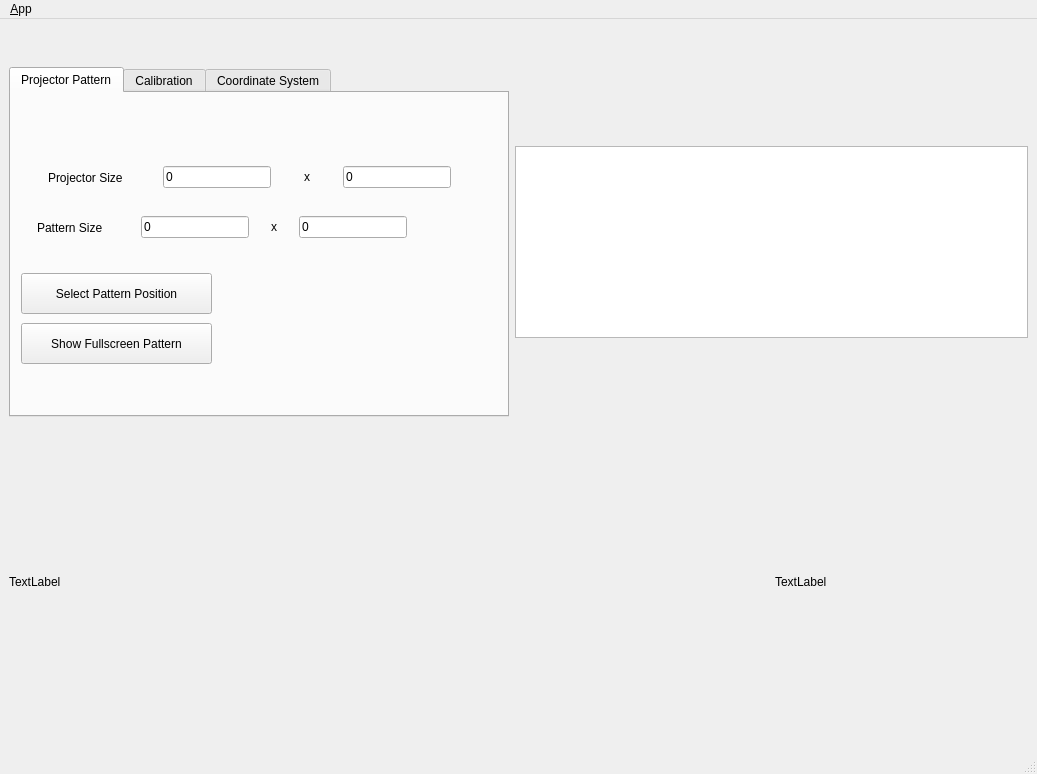
The window that ui/main_window.ui (NikolasE/projector_calibration) describes before a commit, drawn with Qt 5.
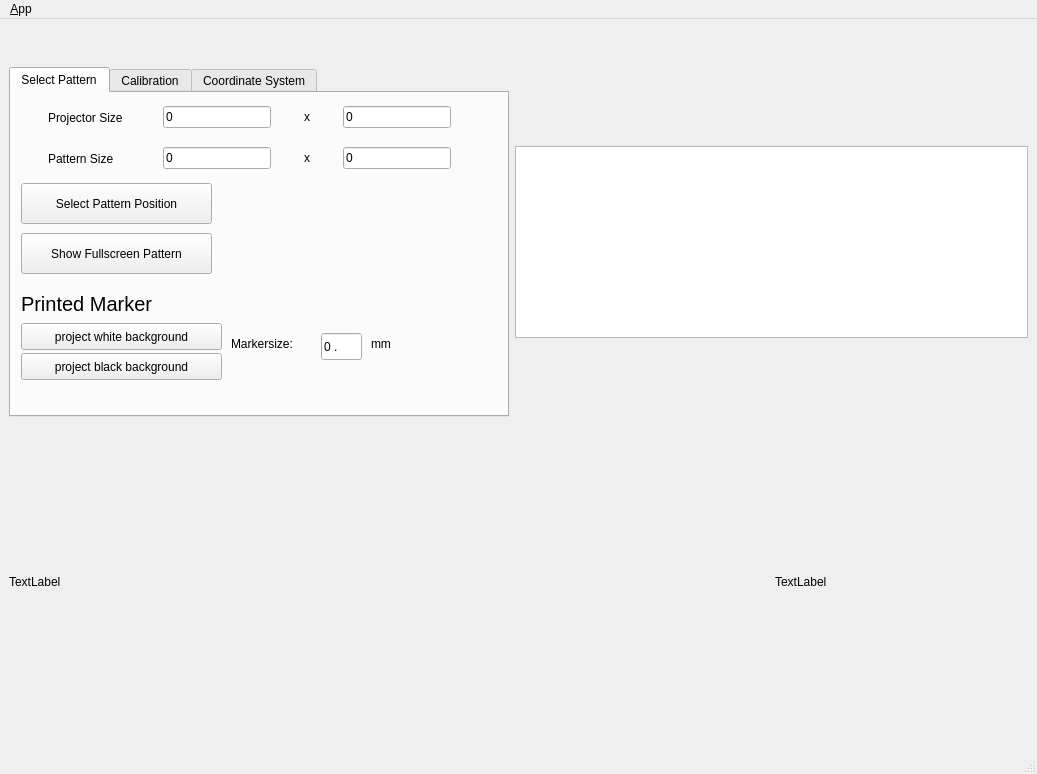
The same window after the commit. Icons and pictures are not drawn.

Commit message: added buttons to set projector to black or white and label so set the size of the printed markersquares

Diff of the .ui file:
```diff
--- a/ui/main_window.ui
+++ b/ui/main_window.ui
@@ -71,13 +71,13 @@
       </property>
       <widget class="QWidget" name="tab">
        <attribute name="title">
-        <string>Projector Pattern</string>
+        <string>Select Pattern</string>
        </attribute>
        <widget class="QPushButton" name="pushButton">
         <property name="geometry">
          <rect>
           <x>10</x>
-          <y>230</y>
+          <y>140</y>
           <width>191</width>
           <height>41</height>
          </rect>
@@ -90,7 +90,7 @@
         <property name="geometry">
          <rect>
           <x>10</x>
-          <y>180</y>
+          <y>90</y>
           <width>191</width>
           <height>41</height>
          </rect>
@@ -103,7 +103,7 @@
         <property name="geometry">
          <rect>
           <x>10</x>
-          <y>70</y>
+          <y>10</y>
           <width>461</width>
           <height>29</height>
          </rect>
@@ -188,9 +188,9 @@
         <property name="geometry">
          <rect>
           <x>10</x>
-          <y>120</y>
-          <width>403</width>
-          <height>29</height>
+          <y>50</y>
+          <width>461</width>
+          <height>31</height>
          </rect>
         </property>
         <layout class="QHBoxLayout" name="horizontalLayout">
@@ -269,6 +269,92 @@
          </item>
         </layout>
        </widget>
+       <widget class="QPushButton" name="pushButton_10">
+        <property name="geometry">
+         <rect>
+          <x>10</x>
+          <y>230</y>
+          <width>201</width>
+          <height>27</height>
+         </rect>
+        </property>
+        <property name="text">
+         <string>project white background</string>
+        </property>
+       </widget>
+       <widget class="QPushButton" name="pushButton_11">
+        <property name="geometry">
+         <rect>
+          <x>10</x>
+          <y>260</y>
+          <width>201</width>
+          <height>27</height>
+         </rect>
+        </property>
+        <property name="text">
+         <string>project black background</string>
+        </property>
+       </widget>
+       <widget class="QLabel" name="label">
+        <property name="geometry">
+         <rect>
+          <x>10</x>
+          <y>200</y>
+          <width>141</width>
+          <height>21</height>
+         </rect>
+        </property>
+        <property name="font">
+         <font>
+          <pointsize>15</pointsize>
+         </font>
+        </property>
+        <property name="text">
+         <string>Printed Marker</string>
+        </property>
+       </widget>
+       <widget class="QLineEdit" name="ed_markersize">
+        <property name="geometry">
+         <rect>
+          <x>310</x>
+          <y>240</y>
+          <width>41</width>
+          <height>27</height>
+         </rect>
+        </property>
+        <property name="inputMask">
+         <string>00.0; </string>
+        </property>
+        <property name="text">
+         <string>0.</string>
+        </property>
+       </widget>
+       <widget class="QLabel" name="label_2">
+        <property name="geometry">
+         <rect>
+          <x>220</x>
+          <y>240</y>
+          <width>81</width>
+          <height>21</height>
+         </rect>
+        </property>
+        <property name="text">
+         <string>Markersize: </string>
+        </property>
+       </widget>
+       <widget class="QLabel" name="label_3">
+        <property name="geometry">
+         <rect>
+          <x>360</x>
+          <y>240</y>
+          <width>31</width>
+          <height>21</height>
+         </rect>
+        </property>
+        <property name="text">
+         <string>mm </string>
+        </property>
+       </widget>
       </widget>
       <widget class="QWidget" name="tab_2">
        <attribute name="title">
```
Left out of the diff: 196 changed lines with no effect on the pictures. The commit also changes 6 other files.
